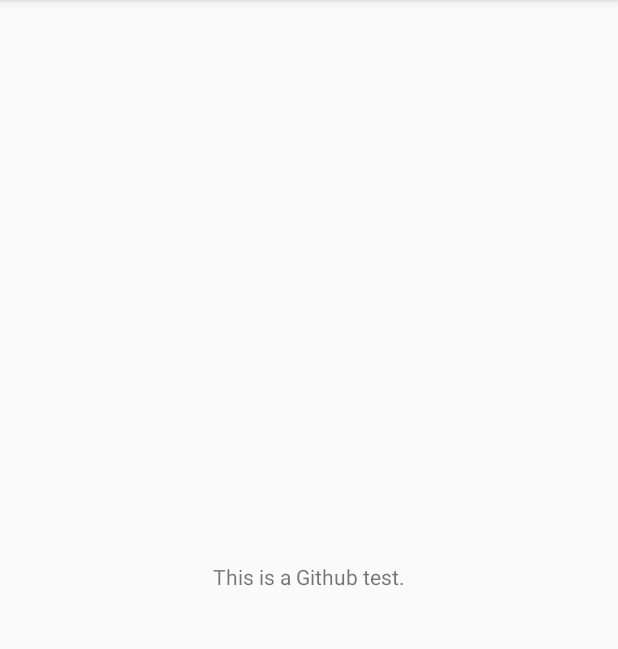
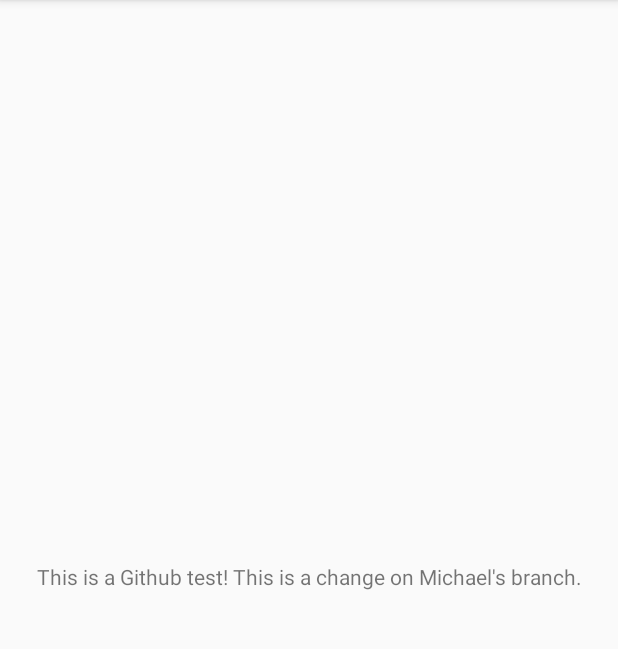
Before and after one commit to mzloria/GithubLab, an Android app: the screen it shows after launch (MainActivity), on a phone screen of 412 x 824 dp, the part 84-733 px from its top. Run offline under Robolectric (Android 15) with nearby library versions, the phone set to English and light mode, and no system bars.

Commit message:
Update activity main.

```diff
--- a/app/src/main/res/layout/activity_main.xml
+++ b/app/src/main/res/layout/activity_main.xml
@@ -9,7 +9,7 @@
     <TextView
         android:layout_width="wrap_content"
         android:layout_height="wrap_content"
-        android:text="This is a Github test."
+        android:text="This is a Github test! This is a change on Michael's branch."
         app:layout_constraintBottom_toBottomOf="parent"
         app:layout_constraintLeft_toLeftOf="parent"
         app:layout_constraintRight_toRightOf="parent"
```
